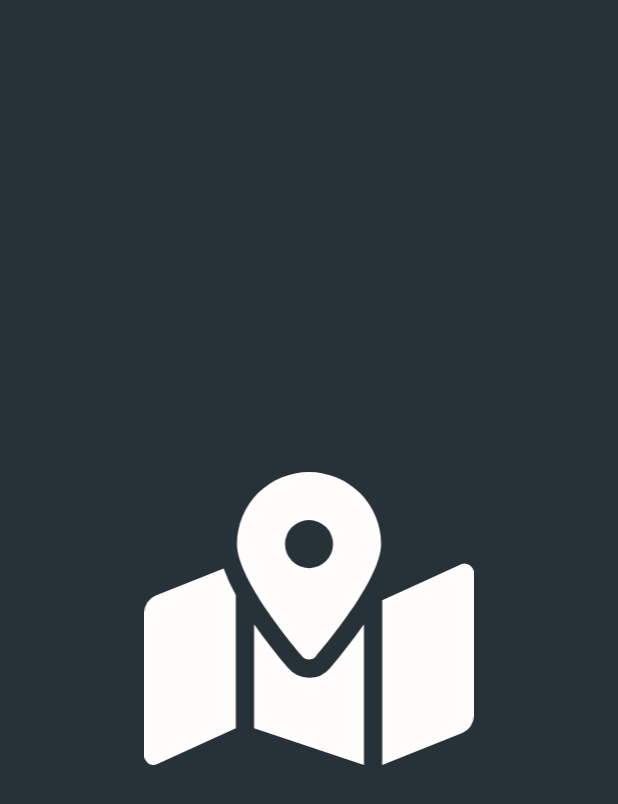
After one commit to aticiadem/RastgeleKonum, an Android app: the SplashScreenActivity screen opened directly, with no data from a screen before it, on a phone screen of 412 x 824 dp. The commit adds this screen. Shown: the top 804 px of the screen. Run offline under Robolectric (Android 15) with nearby library versions, the phone set to English and light mode, and no system bars.

Commit message:
SplashScreen tamamlandi.

```diff
--- a/app/build.gradle
+++ b/app/build.gradle
@@ -30,6 +30,9 @@ android {
     kotlinOptions {
         jvmTarget = '1.8'
     }
+    buildFeatures{
+        viewBinding true
+    }
 }
 
 dependencies {
--- a/app/src/main/AndroidManifest.xml
+++ b/app/src/main/AndroidManifest.xml
@@ -9,13 +9,13 @@
         android:roundIcon="@mipmap/ic_launcher_round"
         android:supportsRtl="true"
         android:theme="@style/Theme.RastgeleKonum">
-        <activity android:name=".MainActivity">
+        <activity android:name=".SplashScreenActivity">
             <intent-filter>
                 <action android:name="android.intent.action.MAIN" />
-
                 <category android:name="android.intent.category.LAUNCHER" />
             </intent-filter>
         </activity>
+        <activity android:name=".MainActivity"/>
     </application>
 
 </manifest>
--- /dev/null
+++ b/app/src/main/java/com/adematici/rastgelekonum/SplashScreenActivity.kt
@@ -0,0 +1,23 @@
+package com.adematici.rastgelekonum
+
+import android.content.Intent
+import androidx.appcompat.app.AppCompatActivity
+import android.os.Bundle
+import android.os.Handler
+import android.view.View
+
+class SplashScreenActivity : AppCompatActivity() {
+
+    override fun onCreate(savedInstanceState: Bundle?) {
+        super.onCreate(savedInstanceState)
+        setContentView(R.layout.activity_splash_screen)
+
+        supportActionBar?.hide()
+
+        Handler().postDelayed({
+            val intent = Intent(this@SplashScreenActivity,MainActivity::class.java)
+            startActivity(intent)
+        },800)
+    }
+
+}
--- /dev/null
+++ b/app/src/main/res/drawable/splashmap.xml
@@ -0,0 +1,9 @@
+<vector xmlns:android="http://schemas.android.com/apk/res/android"
+    android:width="512dp"
+    android:height="455.111dp"
+    android:viewportWidth="512"
+    android:viewportHeight="455.111">
+  <path
+      android:pathData="M256,0A112,112 0,0 0,144 112c0,50.009 73.2,141.156 101.244,174.24a14.02,14.02 0,0 0,21.511 0C294.8,253.156 368,162.009 368,112A112,112 0,0 0,256 0ZM256,149.333A37.333,37.333 0,1 1,293.333 112,37.329 37.329,0 0,1 256,149.333ZM17.884,191.956A28.45,28.45 0,0 0,0 218.364L0,440.871A14.224,14.224 0,0 0,19.5 454.08l122.72,-55.858L142.22,191.04a269.188,269.188 0,0 1,-18.889 -41.262ZM256,319.707a42.471,42.471 0,0 1,-32.453 -15.076c-17.476,-20.622 -36.062,-44.107 -52.88,-68.2L170.667,398.213L341.333,455.1L341.333,236.444c-16.818,24.08 -35.4,47.573 -52.88,68.2A42.492,42.492 0,0 1,256 319.707ZM492.5,143.253l-122.72,55.858v256l124.338,-49.733A28.441,28.441 0,0 0,512 378.969L512,156.462A14.224,14.224 0,0 0,492.5 143.253Z"
+      android:fillColor="#fffcfc"/>
+</vector>
--- a/app/src/main/res/layout/activity_main.xml
+++ b/app/src/main/res/layout/activity_main.xml
@@ -6,13 +6,6 @@
     android:layout_height="match_parent"
     tools:context=".MainActivity">
 
-    <TextView
-        android:layout_width="wrap_content"
-        android:layout_height="wrap_content"
-        android:text="Hello World!"
-        app:layout_constraintBottom_toBottomOf="parent"
-        app:layout_constraintLeft_toLeftOf="parent"
-        app:layout_constraintRight_toRightOf="parent"
-        app:layout_constraintTop_toTopOf="parent" />
+
 
 </androidx.constraintlayout.widget.ConstraintLayout>
--- /dev/null
+++ b/app/src/main/res/layout/activity_splash_screen.xml
@@ -0,0 +1,21 @@
+<?xml version="1.0" encoding="utf-8"?>
+<androidx.constraintlayout.widget.ConstraintLayout xmlns:android="http://schemas.android.com/apk/res/android"
+    xmlns:app="http://schemas.android.com/apk/res-auto"
+    xmlns:tools="http://schemas.android.com/tools"
+    android:layout_width="match_parent"
+    android:layout_height="match_parent"
+    android:background="@color/primary"
+    tools:context=".SplashScreenActivity">
+
+    <ImageView
+        android:id="@+id/imageViewSplashMap"
+        android:layout_width="220dp"
+        android:layout_height="195dp"
+        android:src="@drawable/splashmap"
+        app:layout_constraintBottom_toBottomOf="parent"
+        app:layout_constraintEnd_toEndOf="parent"
+        app:layout_constraintHorizontal_bias="0.5"
+        app:layout_constraintStart_toStartOf="parent"
+        app:layout_constraintTop_toTopOf="parent" />
+
+</androidx.constraintlayout.widget.ConstraintLayout>
--- a/app/src/main/res/values-night/themes.xml
+++ b/app/src/main/res/values-night/themes.xml
@@ -2,8 +2,8 @@
     <!-- Base application theme. -->
     <style name="Theme.RastgeleKonum" parent="Theme.MaterialComponents.DayNight.DarkActionBar">
         <!-- Primary brand color. -->
-        <item name="colorPrimary">@color/purple_200</item>
-        <item name="colorPrimaryVariant">@color/purple_700</item>
+        <item name="colorPrimary">@color/primary</item>
+        <item name="colorPrimaryVariant">@color/pdark</item>
         <item name="colorOnPrimary">@color/black</item>
         <!-- Secondary brand color. -->
         <item name="colorSecondary">@color/teal_200</item>
--- a/app/src/main/res/values/colors.xml
+++ b/app/src/main/res/values/colors.xml
@@ -7,4 +7,7 @@
     <color name="teal_700">#FF018786</color>
     <color name="black">#FF000000</color>
     <color name="white">#FFFFFFFF</color>
+    <color name="pdark">#000a12</color>
+    <color name="primary">#263238</color>
+    <color name="plight">#4f5b62</color>
 </resources>
--- a/app/src/main/res/values/themes.xml
+++ b/app/src/main/res/values/themes.xml
@@ -2,8 +2,8 @@
     <!-- Base application theme. -->
     <style name="Theme.RastgeleKonum" parent="Theme.MaterialComponents.DayNight.DarkActionBar">
         <!-- Primary brand color. -->
-        <item name="colorPrimary">@color/purple_500</item>
-        <item name="colorPrimaryVariant">@color/purple_700</item>
+        <item name="colorPrimary">@color/primary</item>
+        <item name="colorPrimaryVariant">@color/pdark</item>
         <item name="colorOnPrimary">@color/white</item>
         <!-- Secondary brand color. -->
         <item name="colorSecondary">@color/teal_200</item>
```
